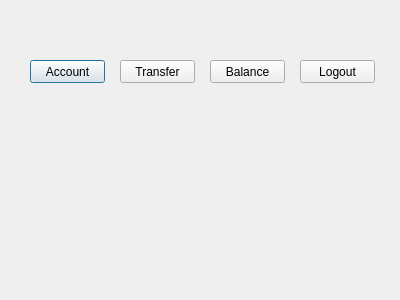
kunalgavhane12/QtAssignment, file BankApp/profilepage.ui: the form before one commit.
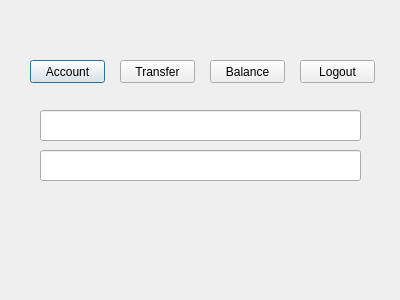
The form after the commit.

```diff
--- a/BankApp/profilepage.ui
+++ b/BankApp/profilepage.ui
@@ -65,6 +65,29 @@
     <string>Logout</string>
    </property>
   </widget>
+  <widget class="QLineEdit" name="lineEdit">
+   <property name="geometry">
+    <rect>
+     <x>40</x>
+     <y>110</y>
+     <width>321</width>
+     <height>31</height>
+    </rect>
+   </property>
+   <property name="readOnly">
+    <bool>true</bool>
+   </property>
+  </widget>
+  <widget class="QLineEdit" name="lineEdit_2">
+   <property name="geometry">
+    <rect>
+     <x>40</x>
+     <y>150</y>
+     <width>321</width>
+     <height>31</height>
+    </rect>
+   </property>
+  </widget>
  </widget>
  <resources/>
  <connections/>
```
